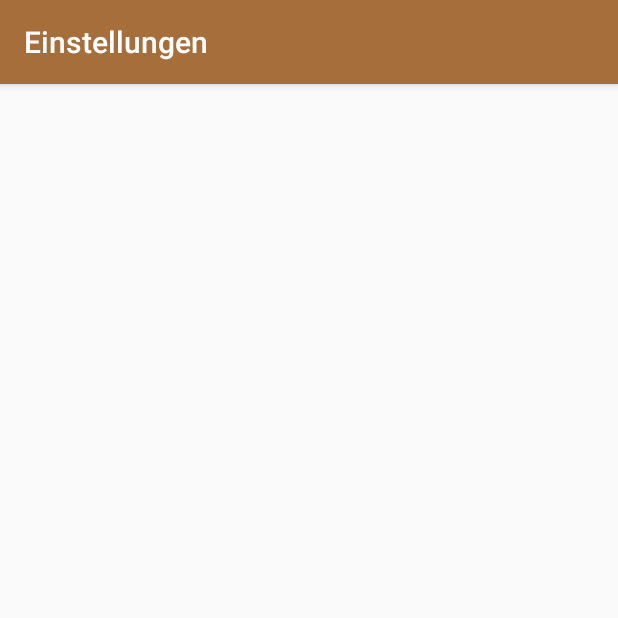
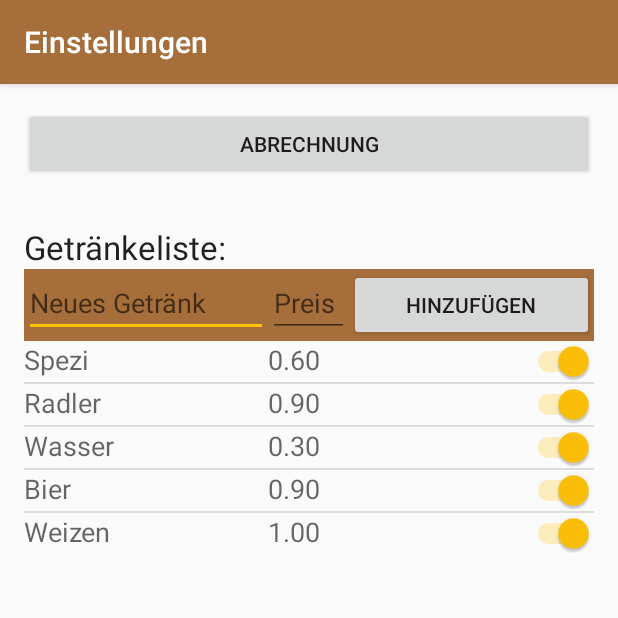
Before and after one commit to mtronicsDev/Alkchievements, an Android app: the SettingsAlktivity screen opened directly, with no data from a screen before it, on a phone screen of 412 x 824 dp, the top half of it. Run offline under Robolectric (Android 15) with nearby library versions, the phone set to English and light mode, and no system bars; our stand-ins replace Firebase (no records; nobody signed in at launch, a user with empty details on screens opened directly).

Commit message:
Settings!

```diff
--- a/app/build.gradle
+++ b/app/build.gradle
@@ -24,6 +24,7 @@ dependencies {
     testCompile 'junit:junit:4.12'
     compile 'com.android.support:appcompat-v7:24.0.0'
     compile 'com.google.firebase:firebase-database:9.6.1'
+    compile 'com.android.support:support-v4:24.2.1'
 }
 
 apply plugin: 'com.google.gms.google-services'
--- a/app/src/main/java/de/daschubbm/alkchievements/LoginAlktivity.java
+++ b/app/src/main/java/de/daschubbm/alkchievements/LoginAlktivity.java
@@ -35,7 +35,7 @@ public class LoginAlktivity extends AppCompatActivity {
             public void onClick(View view) {
                 String name = nameTextField.getText().toString();
 
-                if (!"".equals(name) && name.matches("[A-Z][a-z]+")) {
+                if (!"".equals(name) && name.matches("[A-ZÄÖÜ][a-zäöüß]+")) {
                     database.insertItemIntoDataBase("name", name);
 
                     Toast.makeText(context, "Habedere " + database.getItem(0)[1] + ", du bist ja aa do!", Toast.LENGTH_SHORT).show();
--- /dev/null
+++ b/app/src/main/java/de/daschubbm/alkchievements/SettingsAlkdapter.java
@@ -0,0 +1,54 @@
+package de.daschubbm.alkchievements;
+
+import android.content.Context;
+import android.view.LayoutInflater;
+import android.view.View;
+import android.view.ViewGroup;
+import android.widget.ArrayAdapter;
+import android.widget.Switch;
+import android.widget.TextView;
+
+import java.util.ArrayList;
+
+/**
+ * Created by Maxi on 30.09.2016.
+ */
+public class SettingsAlkdapter extends ArrayAdapter<String[]> {
+
+    private Context context;
+    private int layoutResourceId;
+    private ArrayList<String[]> drinks = new ArrayList<>();
+
+
+    public SettingsAlkdapter(Context context, ArrayList<String[]> data) {
+
+        super(context, R.layout.settings_drink_item, data);
+
+        this.layoutResourceId = R.layout.settings_drink_item;
+        this.context = context;
+        drinks = data;
+    }
+
+    @Override
+    public View getView(final int position, View convertView, ViewGroup parent) {
+
+        View v = convertView;
+
+        if (v == null) {
+            LayoutInflater inflater = (LayoutInflater) context.getSystemService(Context.LAYOUT_INFLATER_SERVICE);
+            v = inflater.inflate(layoutResourceId, null);
+        }
+
+        final String drinkName = drinks.get(position)[0];
+        String drinkPrice = drinks.get(position)[1];
+
+        if (drinkName != null && drinkPrice != null) {
+            TextView name = (TextView) v.findViewById(R.id.drink_name);
+            name.setText(drinkName);
+
+            TextView price = (TextView) v.findViewById(R.id.drink_price);
+            price.setText(drinkPrice);
+        }
+        return v;
+    }
+}
--- a/app/src/main/res/layout/activity_settings_alktivity.xml
+++ b/app/src/main/res/layout/activity_settings_alktivity.xml
@@ -9,4 +9,64 @@
     android:paddingTop="@dimen/activity_vertical_margin"
     tools:context="de.daschubbm.alkchievements.SettingsAlktivity">
 
+    <LinearLayout
+        android:orientation="vertical"
+        android:layout_width="match_parent"
+        android:layout_height="match_parent"
+        android:layout_alignParentTop="true"
+        android:layout_alignParentStart="true">
+
+        <Button
+            android:layout_width="match_parent"
+            android:layout_height="wrap_content"
+            android:text="Abrechnung"
+            android:id="@+id/button"
+            android:onClick="launchPasswordCheck"/>
+
+        <TextView
+            android:layout_width="wrap_content"
+            android:layout_height="wrap_content"
+            android:textAppearance="?android:attr/textAppearanceLarge"
+            android:text="Getränkeliste:"
+            android:id="@+id/textView3"
+            android:layout_marginTop="30dp" />
+
+        <LinearLayout
+            android:orientation="horizontal"
+            android:layout_width="match_parent"
+            android:layout_height="wrap_content"
+            android:background="@color/colorPrimary">
+
+            <EditText
+                android:layout_width="0dp"
+                android:layout_height="wrap_content"
+                android:id="@+id/add_drink_name"
+                android:layout_weight="3"
+                android:hint="Neues Getränk" />
+
+            <EditText
+                android:layout_width="0dp"
+                android:layout_height="wrap_content"
+                android:inputType="numberDecimal"
+                android:id="@+id/add_drink_price"
+                android:layout_weight="1"
+                android:hint="Preis" />
+
+            <Button
+                android:layout_width="0dp"
+                android:layout_height="wrap_content"
+                android:text="Hinzufügen"
+                android:id="@+id/add_drink_button"
+                android:layout_weight="3"
+                android:onClick="addDrink"/>
+        </LinearLayout>
+
+        <ListView
+            android:layout_width="match_parent"
+            android:layout_height="wrap_content"
+            android:id="@+id/settings_list"
+            android:layout_gravity="center_horizontal" />
+
+    </LinearLayout>
+
 </RelativeLayout>
--- /dev/null
+++ b/app/src/main/res/layout/settings_drink_item.xml
@@ -0,0 +1,28 @@
+<?xml version="1.0" encoding="utf-8"?>
+<LinearLayout xmlns:android="http://schemas.android.com/apk/res/android"
+    android:layout_height="wrap_content"
+     android:layout_width="match_parent">
+
+    <TextView
+        android:layout_width="0dp"
+        android:layout_height="wrap_content"
+        android:textAppearance="?android:attr/textAppearanceMedium"
+        android:text="Getränkename"
+        android:id="@+id/drink_name"
+        android:layout_weight="3"/>
+
+    <TextView
+        android:layout_width="0dp"
+        android:layout_height="wrap_content"
+        android:textAppearance="?android:attr/textAppearanceMedium"
+        android:text="Preis"
+        android:id="@+id/drink_price"
+        android:layout_weight="1"/>
+
+    <Switch android:layout_width="0dp"
+        android:layout_height="wrap_content"
+        android:id="@+id/drink_toggle"
+        android:checked="true"
+        android:layout_weight="3"
+        xmlns:android="http://schemas.android.com/apk/res/android" />
+</LinearLayout>
--- a/app/src/main/res/values/strings.xml
+++ b/app/src/main/res/values/strings.xml
@@ -4,4 +4,7 @@
     <string name="rechnung_title">Rechnung</string>
     <string name="trophaeen_anzeigen">Trophäen anzeigen</string>
     <string name="einstellungen_oeffnen">Einstellungen öffnen</string>
+
+    <!-- TODO: Remove or change this placeholder text -->
+    <string name="hello_blank_fragment">Hello blank fragment</string>
 </resources>
```
Also changed, not shown: app/src/main/java/de/daschubbm/alkchievements/SettingsAlktivity.java (+91 -1 lines), app/src/main/res/layout/dialog_password_checker.xml (added, +21 -0 lines).
